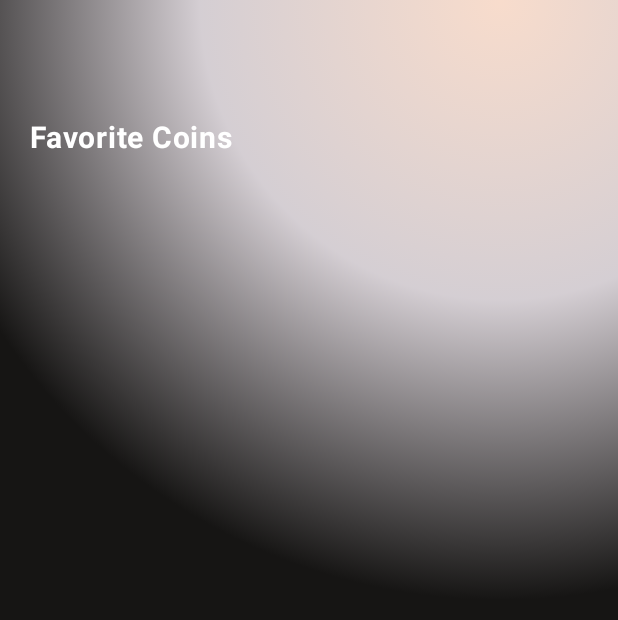
After one commit to Deepak-patel-here/Crow-Trading-App, an Android app built with Jetpack Compose: the composable FavoriteCoinScreen shown on its own in the app's theme, on a phone screen of 412 x 824 dp. The commit adds this screen. Shown: the top 620 px of the screen. Run offline under Robolectric (Android 15) with nearby library versions, the phone set to English and light mode, and no system bars; our stand-ins replace Dagger/Hilt's generated code, Firebase (no records; nobody signed in at launch, a user with empty details on screens opened directly); 1 statement that could not run was skipped.

Commit message:
done with fav screen

```diff
--- /dev/null
+++ b/app/src/main/java/com/deepakjetpackcompose/crowtradingapp/ui/screens/FavoriteCoinScreen.kt
@@ -0,0 +1,85 @@
+package com.deepakjetpackcompose.crowtradingapp.ui.screens
+
+import androidx.compose.foundation.background
+import androidx.compose.foundation.layout.Arrangement
+import androidx.compose.foundation.layout.Column
+import androidx.compose.foundation.layout.Spacer
+import androidx.compose.foundation.layout.fillMaxSize
+import androidx.compose.foundation.layout.height
+import androidx.compose.foundation.layout.navigationBarsPadding
+import androidx.compose.foundation.layout.padding
+import androidx.compose.foundation.layout.statusBarsPadding
+import androidx.compose.foundation.lazy.grid.GridCells
+import androidx.compose.foundation.lazy.grid.LazyVerticalGrid
+import androidx.compose.foundation.lazy.grid.items
+import androidx.compose.material3.Text
+import androidx.compose.runtime.Composable
+import androidx.compose.runtime.collectAsState
+import androidx.compose.ui.Modifier
+import androidx.compose.ui.geometry.Offset
+import androidx.compose.ui.graphics.Brush
+import androidx.compose.ui.graphics.Color
+import androidx.compose.ui.text.font.FontWeight
+import androidx.compose.ui.unit.dp
+import androidx.compose.ui.unit.sp
+import androidx.hilt.navigation.compose.hiltViewModel
+import androidx.navigation.NavController
+import com.deepakjetpackcompose.crowtradingapp.domain.navigation.NavigationHelper
+import com.deepakjetpackcompose.crowtradingapp.ui.component.FavoriteCoinComponent
+import com.deepakjetpackcompose.crowtradingapp.ui.viewmodels.AuthViewModel
+
+@Composable
+fun FavoriteCoinScreen(navController: NavController, modifier: Modifier = Modifier,authViewModel: AuthViewModel= hiltViewModel<AuthViewModel>()) {
+    val favCoin=authViewModel.favCoinList.collectAsState()
+    Column(
+        modifier = Modifier
+            .fillMaxSize()
+            .background(
+                brush = Brush.radialGradient(
+                    colors = listOf(
+                        Color(0xFFEF6C00).copy(alpha = 0.2f),
+                        Color(0xFF3E2723).copy(alpha = 0.2f),
+                        Color(0xFF161514)
+                    ),
+                    center = Offset(500f, 0f),
+                    radius = 600f
+                )
+            )
+            .padding(horizontal = 20.dp, vertical = 10.dp)
+            .statusBarsPadding()
+            .navigationBarsPadding()
+    ) {
+        Spacer(Modifier.height(70.dp))
+        Text(
+            "Favorite Coins",
+            fontSize = 20.sp,
+            fontWeight = FontWeight.Bold,
+            color = Color.White
+        )
+        Spacer(Modifier.height(20.dp))
+        LazyVerticalGrid(columns = GridCells.Fixed(2), modifier = Modifier.fillMaxSize(), verticalArrangement = Arrangement.spacedBy(16.dp), horizontalArrangement = Arrangement.spacedBy(16.dp)) {
+            items(favCoin.value){coin->
+                FavoriteCoinComponent(coin=coin, onClick = {
+                    navController.navigate(
+                        NavigationHelper.TradingScreen(
+                            id = coin.id,
+                            symbol = coin.symbol,
+                            current_price = coin.current_price,
+                            price_change_percentage_24h = coin.price_change_percentage_24h,
+                            image = coin.image,
+                            name = coin.name,
+                            price = coin.price,
+                            price_change_24h = coin.price_change_24h
+
+
+                        )
+                    )
+                })
+
+            }
+        }
+
+
+    }
+
+}
```
Also changed, not shown: app/src/main/java/com/deepakjetpackcompose/crowtradingapp/ui/component/FavoriteCoinComponent.kt (+5 -2 lines), app/src/main/java/com/deepakjetpackcompose/crowtradingapp/ui/component/TradingBottomAppBar.kt (+10 -8 lines), app/src/main/java/com/deepakjetpackcompose/crowtradingapp/ui/screens/AppScreen.kt (+7 -1 lines), app/src/main/java/com/deepakjetpackcompose/crowtradingapp/ui/screens/HomeScreen.kt (+17 -2 lines).
